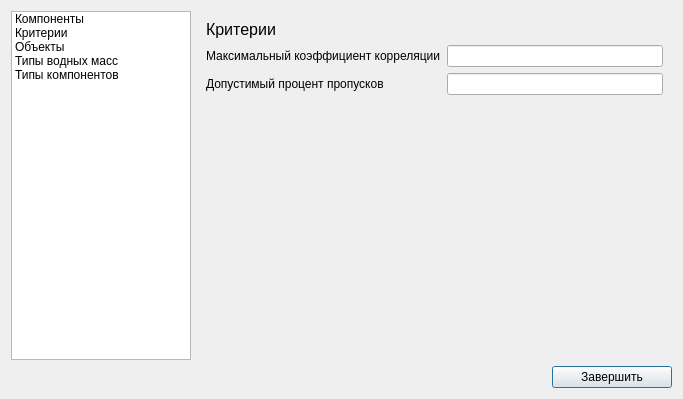
Old version of the form editor.ui in the repository ArtemHodeev/Gidrolog.
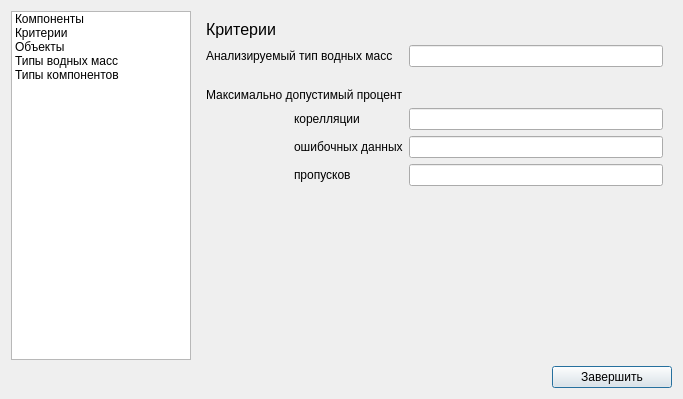
New version of the form. The open tabs and pages were chosen to show the change.

```diff
--- a/editor.ui
+++ b/editor.ui
@@ -104,7 +104,40 @@
      </widget>
      <widget class="QWidget" name="page_2">
       <layout class="QGridLayout" name="gridLayout_3">
-       <item row="0" column="0">
+       <item row="5" column="1">
+        <widget class="QLabel" name="label_countOfLost_2">
+         <property name="text">
+          <string>ошибочных данных</string>
+         </property>
+        </widget>
+       </item>
+       <item row="3" column="0" colspan="2">
+        <widget class="QLabel" name="label">
+         <property name="text">
+          <string>Максимально допустимый процент</string>
+         </property>
+        </widget>
+       </item>
+       <item row="4" column="0" rowspan="2">
+        <spacer name="horizontalSpacer">
+         <property name="orientation">
+          <enum>Qt::Horizontal</enum>
+         </property>
+         <property name="sizeType">
+          <enum>QSizePolicy::Fixed</enum>
+         </property>
+         <property name="sizeHint" stdset="0">
+          <size>
+           <width>13</width>
+           <height>20</height>
+          </size>
+         </property>
+        </spacer>
+       </item>
+       <item row="4" column="2">
+        <widget class="QLineEdit" name="lineEdit_maxCorrel"/>
+       </item>
+       <item row="0" column="0" colspan="2">
         <widget class="QLabel" name="label_factor">
          <property name="font">
           <font>
@@ -116,27 +149,23 @@
          </property>
         </widget>
        </item>
-       <item row="1" column="0">
-        <widget class="QLabel" name="label_maxCorrel">
-         <property name="text">
-          <string>Максимальный коэффициент корреляции</string>
-         </property>
-        </widget>
+       <item row="5" column="2">
+        <widget class="QLineEdit" name="lineEdit_maxErrorCount"/>
        </item>
-       <item row="1" column="1">
-        <widget class="QLineEdit" name="lineEdit_maxCorrel"/>
-       </item>
-       <item row="2" column="0">
-        <widget class="QLabel" name="label_countOfLost">
-         <property name="text">
-          <string>Допустимый процент пропусков</string>
-         </property>
-        </widget>
-       </item>
-       <item row="2" column="1">
+       <item row="6" column="2">
         <widget class="QLineEdit" name="lineEdit_countOfLost"/>
        </item>
-       <item row="3" column="0">
+       <item row="4" column="1">
+        <widget class="QLabel" name="label_maxCorrel">
+         <property name="text">
+          <string>корелляции</string>
+         </property>
+        </widget>
+       </item>
+       <item row="1" column="2">
+        <widget class="QLineEdit" name="lineEdit_analitic_type"/>
+       </item>
+       <item row="7" column="2">
         <spacer name="verticalSpacer_2">
          <property name="orientation">
           <enum>Qt::Vertical</enum>
@@ -149,6 +178,36 @@
          </property>
         </spacer>
        </item>
+       <item row="1" column="0" colspan="2">
+        <widget class="QLabel" name="label_analitic_type">
+         <property name="text">
+          <string>Анализируемый тип водных масс</string>
+         </property>
+        </widget>
+       </item>
+       <item row="6" column="1">
+        <widget class="QLabel" name="label_countOfLost">
+         <property name="text">
+          <string>пропусков</string>
+         </property>
+        </widget>
+       </item>
+       <item row="2" column="0">
+        <spacer name="verticalSpacer">
+         <property name="orientation">
+          <enum>Qt::Vertical</enum>
+         </property>
+         <property name="sizeType">
+          <enum>QSizePolicy::Fixed</enum>
+         </property>
+         <property name="sizeHint" stdset="0">
+          <size>
+           <width>20</width>
+           <height>15</height>
+          </size>
+         </property>
+        </spacer>
+       </item>
       </layout>
      </widget>
      <widget class="QWidget" name="page_3">
```
Left out of the diff: 6 changed lines with no effect on the pictures.
